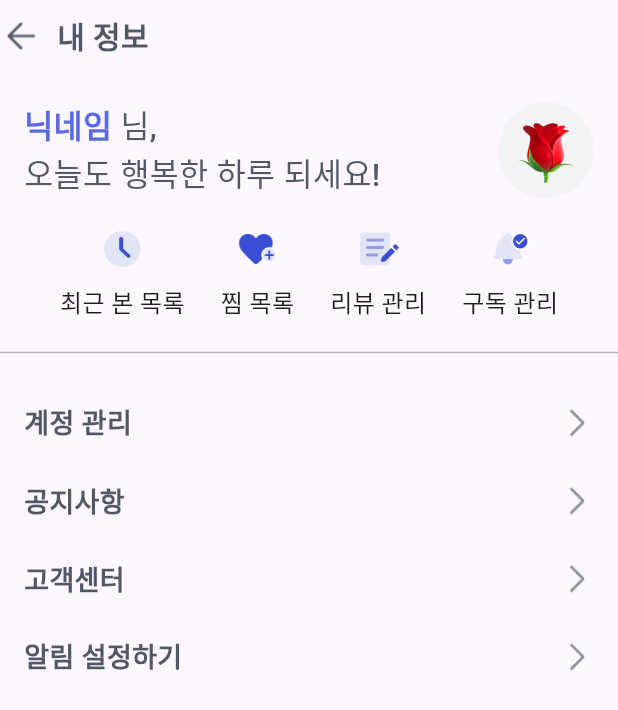
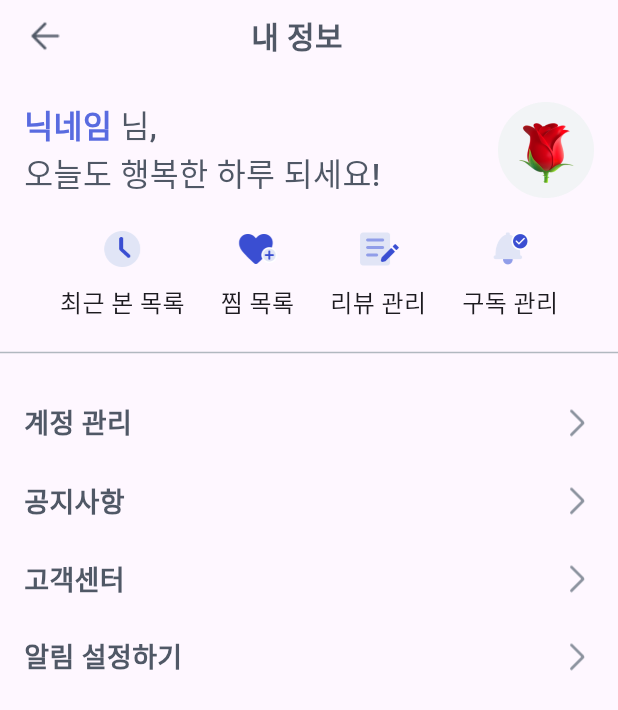
Before and after one commit to jaekyung-you/seenear_flutter, a Flutter app: the screen it shows after launch, on a phone screen of 412 x 824 dp. Shown: the top 710 px of the screen. Run offline on Flutter 3.47's test engine with Material 2 defaults, Android fonts, the phone set to English and light mode, and no system bars; drawn by our look-alikes of styled_text; our stand-ins replace get; missing offline and left inert: kakao_flutter_sdk_user.

Commit message:
마이페이지 UI 수정

```diff
--- a/lib/const/design_system/base_header.dart
+++ b/lib/const/design_system/base_header.dart
@@ -22,20 +22,19 @@ class BaseHeader extends StatelessWidget {
                 Get.back();
               }
             },
-            child: Image.asset('assets/images/back.png',
-                width: 28, color: SeenearColor.grey60),
+            child: Image.asset('assets/images/back.png', width: 28, color: SeenearColor.grey60),
+          ),
+          Expanded(
+            child: Center(
+              child: Text(
+                title,
+                style: TextStyle(fontWeight: FontWeight.w600, fontSize: 20, color: SeenearColor.grey60),
+              ),
+            ),
           ),
           const SizedBox(
-            width: 10,
+            width: 44,
           ),
-          Text(
-            title,
-            style: TextStyle(
-                fontWeight: FontWeight.w600,
-                fontSize: 20,
-                color: SeenearColor.grey60),
-          ),
-          const Spacer(),
         ],
       ),
     );
--- a/lib/presentation/my_page/widget/my_page_screen.dart
+++ b/lib/presentation/my_page/widget/my_page_screen.dart
@@ -16,7 +16,10 @@ class MyPageScreen extends GetView<MyPageController> {
     return SeenearBaseScaffold(
       child: Column(
         children: [
-          const BaseHeader(title: '내 정보'),
+          const Padding(
+            padding: EdgeInsets.symmetric(horizontal: 16.0),
+            child: BaseHeader(title: '내 정보'),
+          ),
           const SizedBox(height: 20,),
           myPageHeader(),
           const SizedBox(height: 20,),
```
Also changed, not shown: lib/const/enum/my_page_menu.dart (+4 -4 lines), lib/presentation/my_page/widget/my_page_content_screen.dart (+16 -4 lines).
